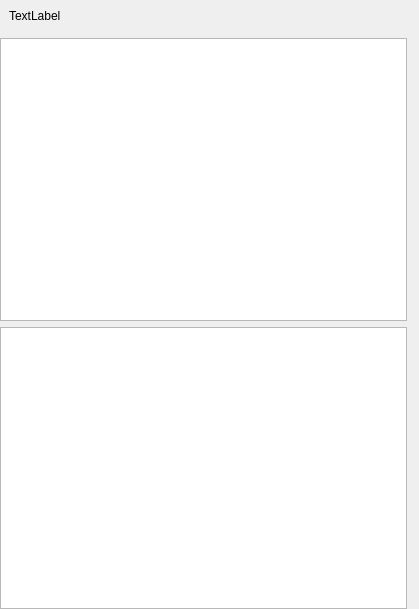
First picture: the form in app/gui/channel_list_widget.ui, repository charafau/py-slack-client, before the edit.
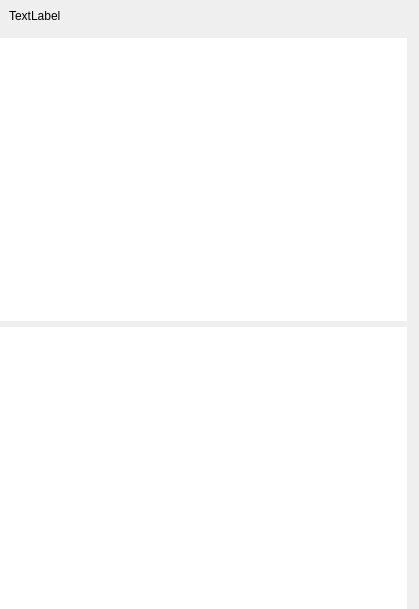
Second picture: the form after the edit.

Commit message: Added message view Added channel list Added rx event when cliking room Added loading channels

```diff
--- a/app/gui/channel_list_widget.ui
+++ b/app/gui/channel_list_widget.ui
@@ -57,7 +57,14 @@
          <number>0</number>
         </property>
         <item>
-         <widget class="QListWidget" name="channelList"/>
+         <widget class="QListWidget" name="channelList">
+          <property name="styleSheet">
+           <string notr="true">border: 0; outline: none; color: white;</string>
+          </property>
+          <property name="frameShape">
+           <enum>QFrame::NoFrame</enum>
+          </property>
+         </widget>
         </item>
        </layout>
       </widget>
@@ -78,7 +85,11 @@
          <number>0</number>
         </property>
         <item>
-         <widget class="QListWidget" name="privateMessageList"/>
+         <widget class="QListWidget" name="privateMessageList">
+          <property name="styleSheet">
+           <string notr="true">border: 0; outline: none; color: white;</string>
+          </property>
+         </widget>
         </item>
        </layout>
       </widget>
```
The commit also changes 8 other files.
